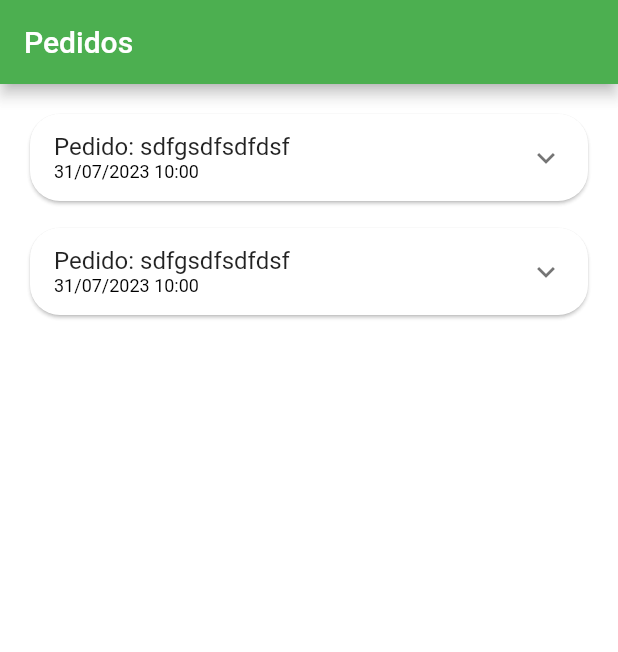
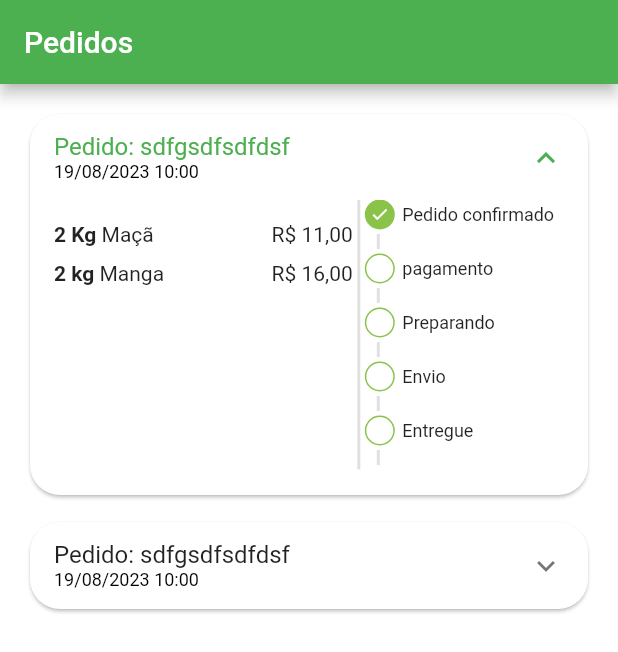
Before and after one commit to devflutterfelipe/projetoquitandavirtual, a Flutter app: the OrdersTab screen opened directly, on a phone screen of 412 x 824 dp. Shown: the top 652 px of the screen. Run offline on Flutter 3.47's test engine with Material 2 defaults, Android fonts, the phone set to English and light mode, and no system bars; our stand-ins replace animated_text_kit, badges, mask_text_input_formatter.

Commit message:
Adicionando todos os outros status

```diff
--- a/lib/src/config/app_data.dart
+++ b/lib/src/config/app_data.dart
@@ -103,9 +103,9 @@ List<OrderModel> orders = [
   OrderModel(
     copyAndPaste: 'sfdssdfds',
     createdDateTime: DateTime.parse(
-      '2023-07-31 10:0010.458',
+      '2023-08-19 10:0010.458',
     ),
-    overdueDateTime: DateTime.parse('2023-07-31 11:0010.458'),
+    overdueDateTime: DateTime.parse('2023-08-19 11:0010.458'),
     id: 'sdfgsdfsdfdsf',
     status: 'pending_payment',
     total: 11.0,
@@ -124,11 +124,11 @@ List<OrderModel> orders = [
   OrderModel(
     copyAndPaste: 'sfdssdfds',
     createdDateTime: DateTime.parse(
-      '2023-07-31 10:0010.458',
+      '2023-08-19 10:0010.458',
     ),
-    overdueDateTime: DateTime.parse('2023-07-31 11:0010.458'),
+    overdueDateTime: DateTime.parse('2023-08-19 11:0010.458'),
     id: 'sdfgsdfsdfdsf',
-    status: 'refunded',
+    status: 'preparing_purchase',
     total: 11.5,
     items: [
       CartItemModel(
--- a/lib/src/pages/orders/components/order_status_widget.dart
+++ b/lib/src/pages/orders/components/order_status_widget.dart
@@ -44,7 +44,36 @@ class OrderStatusWidget extends StatelessWidget {
             title: 'Pagamento Pix vencido',
             backgroundColor: Colors.red,
           ),
-        ]
+        ] else ...[
+          _StatusDot(
+            isActive: currentStatus >= 2,
+            title: 'pagamento',
+          ),
+
+          const _CustomDivider(),
+
+           _StatusDot(
+            isActive: currentStatus >= 3,
+            title: 'Preparando',
+          ),
+
+           const _CustomDivider(),
+
+           _StatusDot(
+            isActive: currentStatus >= 4,
+            title: 'Envio',
+          ),
+
+           const _CustomDivider(),
+
+           _StatusDot(
+            isActive: currentStatus == 5,
+            title: 'Entregue',
+          ),
+
+           const _CustomDivider(),
+
+        ],
       ],
     );
   }
--- a/lib/src/pages/orders/components/order_tile.dart
+++ b/lib/src/pages/orders/components/order_tile.dart
@@ -21,6 +21,7 @@ class OrderTile extends StatelessWidget {
       child: Theme(
         data: Theme.of(context).copyWith(dividerColor: Colors.transparent),
         child: ExpansionTile(
+          initiallyExpanded: order.status == 'pending_payment',
           title: Column(
             mainAxisSize: MainAxisSize.min,
             crossAxisAlignment: CrossAxisAlignment.start,
@@ -37,19 +38,21 @@ class OrderTile extends StatelessWidget {
           ),
           childrenPadding: const EdgeInsets.fromLTRB(16, 0, 16, 16),
           children: [
-            SizedBox(
-              height: 150,
+            IntrinsicHeight(
               child: Row(
                 children: [
                 // Lista de produtos
                   Expanded(
                     flex: 3,
+                    child: SizedBox(
+                      height: 150,
                       child: ListView(
                         children: order.items.map((orderItem) {
                           return _OrderItemWidget(utilsServices: utilsServices,
                           orderItem: orderItem,
                           );
                         }).toList(),
+                      ),
                     ),
                   ),
 
```
Lines whose indentation alone changed are shown as unchanged.
